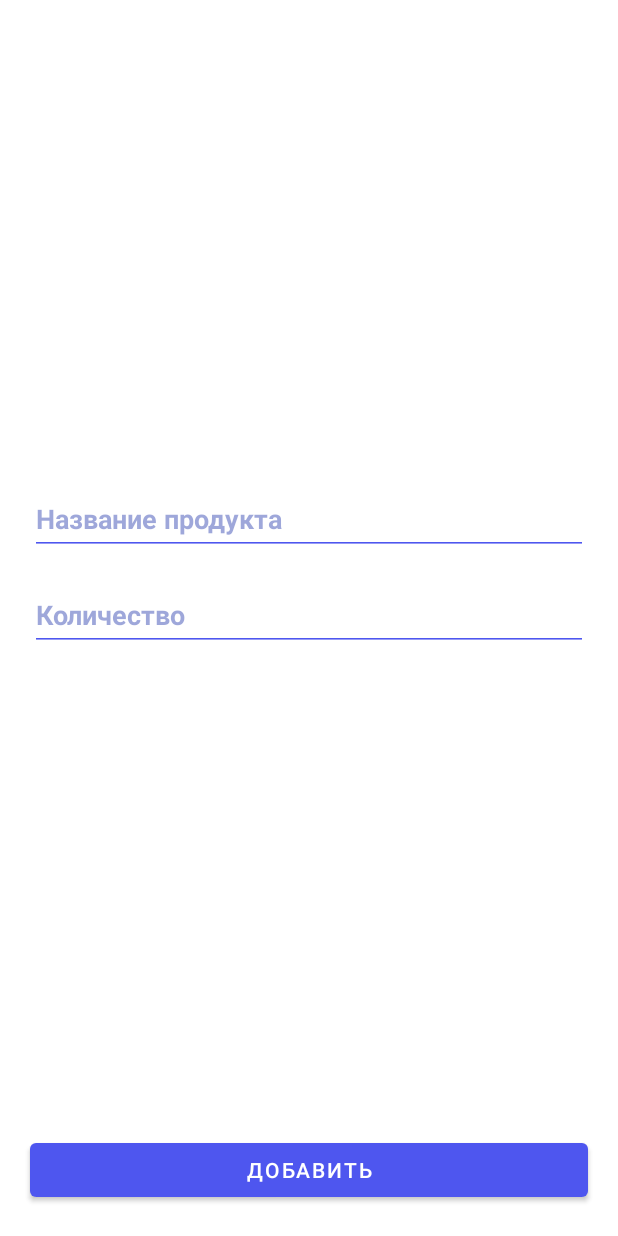
After one commit to akimov1712/CleanArchitecture, an Android app: the fragment EditFragment placed in its activity, on a phone screen of 412 x 824 dp. The commit adds this screen. Run offline under Robolectric (Android 15) with nearby library versions, the phone set to English and light mode, and no system bars; 6 statements that could not run were skipped.

Commit message:
implemented fragment

```diff
--- a/app/src/main/AndroidManifest.xml
+++ b/app/src/main/AndroidManifest.xml
@@ -12,6 +12,10 @@
         android:theme="@style/Theme.CleanArchitecture"
         tools:targetApi="31">
         <activity
+            android:name=".presentation.EditActivity"
+            android:windowSoftInputMode="adjustResize"
+            android:exported="false" />
+        <activity
             android:name=".presentation.MainActivity"
             android:exported="true">
             <intent-filter>
--- /dev/null
+++ b/app/src/main/java/com/example/cleanarchitecture/domain/AddShopItemUseCase.kt
@@ -0,0 +1,8 @@
+package com.example.cleanarchitecture.domain
+
+class AddShopItemUseCase(private val repository: ShopListRepository) {
+
+    fun addShopItem(item: ShopItem){
+        repository.addShopItem(item)
+    }
+}
--- a/app/src/main/java/com/example/cleanarchitecture/domain/ShopListRepository.kt
+++ b/app/src/main/java/com/example/cleanarchitecture/domain/ShopListRepository.kt
@@ -6,7 +6,7 @@ interface ShopListRepository {
 
     fun editShopItem(item: ShopItem)
     fun deleteShopItem(item: ShopItem)
-    fun insertShopItem(item: ShopItem)
+    fun addShopItem(item: ShopItem)
     fun getShopItem(id: Int): ShopItem
     fun getShopList(): LiveData<List<ShopItem>>
 
--- /dev/null
+++ b/app/src/main/java/com/example/cleanarchitecture/presentation/EditActivity.kt
@@ -0,0 +1,144 @@
+package com.example.cleanarchitecture.presentation
+
+import android.content.Context
+import android.content.Intent
+import android.os.Bundle
+import androidx.appcompat.app.AppCompatActivity
+import com.example.cleanarchitecture.R
+import com.example.cleanarchitecture.domain.ShopItem
+
+class EditActivity : AppCompatActivity() {
+
+//    private lateinit var viewModel: EditViewModel
+//
+//    private lateinit var etName: EditText
+//    private lateinit var etCount: EditText
+//    private lateinit var buttonSend: Button
+
+    private var screenMode = MODE_UNKNOWN
+    private var shopItemId = ShopItem.UNDEFINED_ID
+
+    override fun onCreate(savedInstanceState: Bundle?) {
+        super.onCreate(savedInstanceState)
+        setContentView(R.layout.activity_edit)
+        parseIntent()
+//        viewModel = ViewModelProvider(this)[EditViewModel::class.java]
+//        initViews()
+//        AddTextChangeListeners()
+        launchRightMode()
+//        observeViewModel()
+    }
+//
+//    private fun observeViewModel() {
+//        viewModel.errorInputName.observe(this) {
+//            val message = if (it) getString(R.string.error_input_name) else null
+//            etName.error = message
+//        }
+//        viewModel.errorInputCount.observe(this) {
+//            val message = if (it) getString(R.string.error_input_count) else null
+//            etCount.error = message
+//        }
+//        viewModel.shouldCloseScreen.observe(this) {
+//            finish()
+//        }
+//    }
+//
+    private fun launchRightMode() {
+    val fragment = when (screenMode) {
+            MODE_EDIT -> EditFragment.newInstanceModeEdit(shopItemId)
+            MODE_ADD -> EditFragment.newInstanceModeAdd()
+            else -> throw java.lang.RuntimeException("Unknown screen mode: $screenMode")
+    }
+    supportFragmentManager.beginTransaction().add(R.id.edit_container, fragment).commit()
+}
+//
+//    private fun AddTextChangeListeners() {
+//        etName.addTextChangedListener(object : TextWatcher {
+//            override fun beforeTextChanged(s: CharSequence?, start: Int, count: Int, after: Int) {
+//
+//            }
+//
+//            override fun onTextChanged(s: CharSequence?, start: Int, before: Int, count: Int) {
+//                viewModel.resetErrorInputName()
+//            }
+//
+//            override fun afterTextChanged(s: Editable?) {
+//
+//            }
+//        })
+//        etCount.addTextChangedListener(object : TextWatcher {
+//            override fun beforeTextChanged(s: CharSequence?, start: Int, count: Int, after: Int) {
+//
+//            }
+//
+//            override fun onTextChanged(s: CharSequence?, start: Int, before: Int, count: Int) {
+//                viewModel.resetErrorInputCount()
+//            }
+//
+//            override fun afterTextChanged(s: Editable?) {
+//
+//            }
+//        })
+//    }
+//
+//    private fun launchEditMode() {
+//        viewModel.getShopItem(shopItemId)
+//        viewModel.shopItem.observe(this) {
+//            etName.setText(it.name)
+//            etCount.setText(it.count.toString())
+//        }
+//        buttonSend.setOnClickListener {
+//            viewModel.editShopItem(etName.text?.toString(), etCount.text?.toString())
+//        }
+//    }
+//
+//    private fun launchAddMode() {
+//        buttonSend.setOnClickListener {
+//            viewModel.insertShopItem(etName.text?.toString(), etCount.text?.toString())
+//        }
+//    }
+//
+    private fun parseIntent() {
+        if (!intent.hasExtra(SCREEN_MODE)) {
+            throw java.lang.RuntimeException("Параметр screen mode не передан")
+        }
+        val mode = intent.getStringExtra(SCREEN_MODE)
+        if (mode != MODE_ADD && mode != MODE_EDIT) {
+            throw java.lang.RuntimeException("Передан не допустимый mode: $mode")
+        }
+        screenMode = mode
+        if (mode == MODE_EDIT) {
+            if (!intent.hasExtra(SHOP_ITEM_ID)) {
+                throw java.lang.RuntimeException("Открыт мод редактирования, без переданого id")
+            }
+            shopItemId = intent.getIntExtra(SHOP_ITEM_ID, ShopItem.UNDEFINED_ID)
+        }
+    }
+//
+//    private fun initViews() {
+//        etName = findViewById(R.id.editTextName)
+//        etCount = findViewById(R.id.editTextCount)
+//        buttonSend = findViewById(R.id.button)
+//    }
+
+    companion object {
+        private const val SCREEN_MODE = "extra_mode"
+        private const val SHOP_ITEM_ID = "extra_shop_item_id"
+        private const val MODE_EDIT = "mode_edit"
+        private const val MODE_ADD = "mode_add"
+        private const val MODE_UNKNOWN = ""
+
+        fun newIntentAddItem(context: Context): Intent {
+            val intent = Intent(context, EditActivity::class.java)
+            intent.putExtra(SCREEN_MODE, MODE_ADD)
+            return intent
+        }
+
+        fun newIntentEditItem(context: Context, shopitemId: Int): Intent {
+            val intent = Intent(context, EditActivity::class.java)
+            intent.putExtra(SCREEN_MODE, MODE_EDIT)
+            intent.putExtra(SHOP_ITEM_ID, shopitemId)
+            return intent
+        }
+    }
+}
--- /dev/null
+++ b/app/src/main/java/com/example/cleanarchitecture/presentation/EditFragment.kt
@@ -0,0 +1,167 @@
+package com.example.cleanarchitecture.presentation
+
+import android.os.Bundle
+import android.text.Editable
+import android.text.TextWatcher
+import android.view.LayoutInflater
+import android.view.View
+import android.view.ViewGroup
+import android.widget.Button
+import android.widget.EditText
+import androidx.fragment.app.Fragment
+import androidx.lifecycle.ViewModelProvider
+import com.example.cleanarchitecture.R
+import com.example.cleanarchitecture.domain.ShopItem
+
+class EditFragment: Fragment() {
+
+    private lateinit var viewModel: EditViewModel
+    private lateinit var etName: EditText
+    private lateinit var etCount: EditText
+    private lateinit var buttonSend: Button
+
+
+    private var screenMode: String = MODE_UNKNOWN
+    private var shopItemId: Int = ShopItem.UNDEFINED_ID
+
+    override fun onCreate(savedInstanceState: Bundle?) {
+        super.onCreate(savedInstanceState)
+        parseParam()
+    }
+
+    override fun onCreateView(
+        inflater: LayoutInflater,
+        container: ViewGroup?,
+        savedInstanceState: Bundle?
+    ): View? {
+        return inflater.inflate(R.layout.fragment_edit, container, false)
+    }
+
+    override fun onViewCreated(view: View, savedInstanceState: Bundle?) {
+        super.onViewCreated(view, savedInstanceState)
+        viewModel = ViewModelProvider(this)[EditViewModel::class.java]
+        initViews(view)
+        choiceMode()
+        observeViewModel()
+        resetErrorsTextInput()
+    }
+
+    private fun resetErrorsTextInput() {
+        etName.addTextChangedListener(object : TextWatcher {
+            override fun beforeTextChanged(s: CharSequence?, start: Int, count: Int, after: Int) {
+
+            }
+
+            override fun onTextChanged(s: CharSequence?, start: Int, before: Int, count: Int) {
+                viewModel.resetErrorInputName()
+            }
+
+            override fun afterTextChanged(s: Editable?) {
+
+            }
+        })
+
+        etCount.addTextChangedListener(object : TextWatcher {
+            override fun beforeTextChanged(s: CharSequence?, start: Int, count: Int, after: Int) {
+
+            }
+
+            override fun onTextChanged(s: CharSequence?, start: Int, before: Int, count: Int) {
+                viewModel.resetErrorInputCount()
+            }
+
+            override fun afterTextChanged(s: Editable?) {
+
+            }
+        })
+    }
+
+    private fun observeViewModel(){
+        viewModel.errorInputName.observe(viewLifecycleOwner){
+            val message = if (it) getString(R.string.error_input_name) else null
+            etName.error = message
+        }
+
+        viewModel.errorInputCount.observe(viewLifecycleOwner){
+            val message = if (it) getString(R.string.error_input_count) else null
+            etCount.error = message
+        }
+        viewModel.shouldCloseScreen.observe(viewLifecycleOwner){
+            activity?.onBackPressed()
+        }
+    }
+
+    private fun choiceMode(){
+        when(screenMode){
+            MODE_ADD -> runModeAdd()
+            MODE_EDIT -> runModeEdit()
+        }
+    }
+
+    private fun runModeEdit(){
+        viewModel.getShopItem(shopItemId)
+        viewModel.shopItem.observe(viewLifecycleOwner){
+            etName.setText(it.name)
+            etCount.setText(it.count.toString())
+        }
+        buttonSend.setOnClickListener{
+            viewModel.editShopItem(etName.text.toString(),etCount.text.toString())
+        }
+    }
+
+    private fun runModeAdd(){
+        buttonSend.setOnClickListener{
+            viewModel.addShopItem(etName.text.toString(),etCount.text.toString())
+        }
+    }
+
+    private fun initViews(view: View){
+        etName = view.findViewById(R.id.editTextName)
+        etCount = view.findViewById(R.id.editTextCount)
+        buttonSend = view.findViewById(R.id.button)
+    }
+
+    private fun parseParam(){
+        val args = requireArguments()
+        if (!args.containsKey(SCREEN_MODE)) {
+            throw java.lang.RuntimeException("Параметр screen mode не передан")
+        }
+        val mode = args.getString(SCREEN_MODE)
+        if (mode != MODE_ADD && mode != MODE_EDIT) {
+            throw java.lang.RuntimeException("Передан не допустимый mode: $mode")
+        }
+        screenMode = mode
+        if (mode == MODE_EDIT) {
+            if (!args.containsKey(SHOP_ITEM_ID)) {
+                throw java.lang.RuntimeException("Открыт мод редактирования, без переданого id")
+            }
+            shopItemId = args.getInt(SHOP_ITEM_ID, ShopItem.UNDEFINED_ID)
+        }
+    }
+
+    companion object {
+        private const val SCREEN_MODE = "extra_mode"
+        private const val SHOP_ITEM_ID = "extra_shop_item_id"
+        private const val MODE_EDIT = "mode_edit"
+        private const val MODE_ADD = "mode_add"
+        private const val MODE_UNKNOWN = ""
+
+        fun newInstanceModeAdd(): EditFragment{
+            return EditFragment().apply {
+                arguments = Bundle().apply {
+                    putString(SCREEN_MODE, MODE_ADD)
+                }
+            }
+        }
+
+        fun newInstanceModeEdit(shopitemId: Int): EditFragment{
+            return EditFragment().apply {
+                arguments = Bundle().apply {
+                    putString(SCREEN_MODE, MODE_EDIT)
+                    putInt(SHOP_ITEM_ID, shopitemId)
+                }
+            }
+        }
+    }
+
+}
--- /dev/null
+++ b/app/src/main/java/com/example/cleanarchitecture/presentation/EditViewModel.kt
@@ -0,0 +1,111 @@
+package com.example.cleanarchitecture.presentation
+
+import androidx.lifecycle.LiveData
+import androidx.lifecycle.MutableLiveData
+import androidx.lifecycle.ViewModel
+import com.example.cleanarchitecture.data.ShopListRepositoryImpl
+import com.example.cleanarchitecture.domain.*
+
+class EditViewModel : ViewModel() {
+
+    private val repository = ShopListRepositoryImpl
+
+    private val addShopItemUseCase = AddShopItemUseCase(repository)
+    private val editShopItemUseCase = EditShopItemUseCase(repository)
+    private val getShopItemUseCase = GetShopItemUseCase(repository)
+
+    private val _errorInputName = MutableLiveData<Boolean>()
+    /* В MutableLiveData можно вызвать метод set из Activity, а в LiveData метод set - protected.
+    Активити не должна уметь присваивать значения LiveData, а только подписаться на изменения.
+    Поэтому активити должна получить доступ к LiveData вместо MutableLiveData, чтобы ограничить ей сеттер.
+    Но если мы ее объявим как LiveData тогда не сможем ложить туда данные из ViewModel.
+     */
+
+    /* используем такой подход, создаем private MutableLiveData переменную, в которой будем работать
+    в ViewMode(присваивать ей значения). А для активити создаем другую переменную типа LiveData,
+    у которой переопределяем геттер, который будет возвращать приватную переменную, с приведенным типом данных
+    MutableLiveData -> LiveData.
+     */
+    val errorInputName: LiveData<Boolean>
+        get() = _errorInputName
+
+    private val _errorInputCount = MutableLiveData<Boolean>()
+    val errorInputCount: LiveData<Boolean>
+        get() = _errorInputCount
+
+    private val _shopitem = MutableLiveData<ShopItem>()
+    val shopItem: LiveData<ShopItem>
+        get() = _shopitem
+
+    private val _shouldCloseScreen = MutableLiveData<Unit>()
+    val shouldCloseScreen: LiveData<Unit>
+        get() = _shouldCloseScreen
+
+
+    fun getShopItem(shopItemId: Int) {
+        val item = getShopItemUseCase.getShopItem(shopItemId)
+        _shopitem.value = item
+    }
+
+    fun addShopItem(inputName: String?, inputCount: String?) {
+        val name = parseName(inputName)
+        val count = parseCount(inputCount)
+        val fieldsValid = validateInput(name, count)
+        if (fieldsValid) {
+            val shopItem = ShopItem(name, count, true)
+            addShopItemUseCase.addShopItem(shopItem)
+            finishWork()
+        }
+    }
+
+    fun editShopItem(inputName: String?, inputCount: String?) {
+        val name = parseName(inputName)
+        val count = parseCount(inputCount)
+        val fieldsValid = validateInput(name, count)
+        if (fieldsValid) {
+            _shopitem.value?.let {
+                val item = it.copy(name = name, count = count)
+                editShopItemUseCase.editShopItem(item)
+                finishWork()
+            }
+        }
+    }
+
+    private fun parseName(inputName: String?): String {
+        return inputName?.trim() ?: ""
+    }
+
+    private fun parseCount(inputCount: String?): Int {
+        return try {
+            inputCount?.trim()?.toInt() ?: 0
+        } catch (ex: Exception) {
+            0
+        }
+    }
+
+    private fun validateInput(name: String, count: Int): Boolean {
+        var result = true
+        if (name.isBlank()) {
+            _errorInputName.value = true
+            result = false
+        }
+        if (count <= 0) {
+            _errorInputCount.value = true
+            result = false
+        }
+        return result
+    }
+
+    fun resetErrorInputName() {
+        _errorInputName.value = false
+    }
+
+    fun resetErrorInputCount() {
+        _errorInputCount.value = false
+    }
+
+    private fun finishWork() {
+        _shouldCloseScreen.value = Unit
+    }
+
+}
--- /dev/null
+++ b/app/src/main/res/layout/activity_edit.xml
@@ -0,0 +1,9 @@
+<?xml version="1.0" encoding="utf-8"?>
+<androidx.fragment.app.FragmentContainerView xmlns:android="http://schemas.android.com/apk/res/android"
+    xmlns:app="http://schemas.android.com/apk/res-auto"
+    xmlns:tools="http://schemas.android.com/tools"
+    android:id="@+id/edit_container"
+    android:layout_width="match_parent"
+    android:layout_height="match_parent"
+    tools:context=".presentation.EditActivity"
+    tools:layout="@layout/fragment_edit" />
--- a/app/src/main/res/layout/activity_main.xml
+++ b/app/src/main/res/layout/activity_main.xml
@@ -18,17 +18,19 @@
         app:layout_constraintTop_toTopOf="parent"
         tools:listitem="@layout/item_shop_enabled" />
 
-    <androidx.appcompat.widget.AppCompatImageButton
+    <androidx.appcompat.widget.AppCompatButton
         android:id="@+id/floatingActionButton"
         android:layout_width="60dp"
         android:layout_height="60dp"
         android:clickable="true"
+        android:text="+"
+        android:textColor="@color/white"
+        android:textSize="40dp"
         android:layout_margin="20dp"
         android:background="@drawable/background_circle"
         android:backgroundTint="#262DBA"
         app:layout_constraintBottom_toBottomOf="parent"
         app:layout_constraintEnd_toEndOf="parent"
-        app:srcCompat="@drawable/icon_add"
         android:focusable="true" />
 
 </androidx.constraintlayout.widget.ConstraintLayout>
--- /dev/null
+++ b/app/src/main/res/layout/fragment_edit.xml
@@ -0,0 +1,60 @@
+<?xml version="1.0" encoding="utf-8"?>
+<androidx.constraintlayout.widget.ConstraintLayout xmlns:android="http://schemas.android.com/apk/res/android"
+    xmlns:app="http://schemas.android.com/apk/res-auto"
+    xmlns:tools="http://schemas.android.com/tools"
+    android:layout_width="match_parent"
+    android:layout_height="match_parent"
+    tools:context=".presentation.EditFragment">
+
+    <EditText
+        android:id="@+id/editTextName"
+        android:layout_width="0dp"
+        android:layout_height="48dp"
+        android:layout_marginHorizontal="20dp"
+        android:layout_marginBottom="8dp"
+        android:backgroundTint="@color/main_enabled"
+        android:ems="14"
+        android:hint="Название продукта"
+        android:inputType="textCapWords"
+        android:maxLength="30"
+        android:textColor="@color/main_enabled"
+        android:textColorHint="#813F51B5"
+        android:textStyle="bold"
+        app:layout_constraintBottom_toTopOf="@+id/editTextCount"
+        app:layout_constraintEnd_toEndOf="parent"
+        app:layout_constraintStart_toStartOf="parent"
+        app:layout_constraintTop_toTopOf="parent"
+        app:layout_constraintVertical_chainStyle="packed" />
+
+
+    <EditText
+        android:id="@+id/editTextCount"
+        android:layout_width="0dp"
+        android:layout_height="48dp"
+        android:layout_marginHorizontal="20dp"
+        android:layout_marginTop="8dp"
+        android:backgroundTint="@color/main_enabled"
+        android:ems="10"
+        android:hint="Количество"
+        android:inputType="number"
+        android:maxLength="5"
+        android:textColor="@color/main_enabled"
+        android:textColorHint="#813F51B5"
+        android:textStyle="bold"
+        app:layout_constraintBottom_toTopOf="@+id/button"
+        app:layout_constraintEnd_toEndOf="parent"
+        app:layout_constraintStart_toStartOf="parent"
+        app:layout_constraintTop_toBottomOf="@+id/editTextName" />
+
+    <Button
+        android:id="@+id/button"
+        android:layout_width="0dp"
+        android:layout_height="wrap_content"
+        android:layout_margin="20dp"
+        android:text="Добавить"
+        app:layout_constraintBottom_toBottomOf="parent"
+        app:layout_constraintEnd_toEndOf="parent"
+        app:layout_constraintStart_toStartOf="parent" />
+
+
+</androidx.constraintlayout.widget.ConstraintLayout>
--- a/app/src/main/res/values/colors.xml
+++ b/app/src/main/res/values/colors.xml
@@ -22,5 +22,6 @@
     <color name="background">#23262F</color>
     <color name="main_enabled">#4E56EF</color>
     <color name="main_disabled">#A5A9FB</color>
+    <color name="red">#D51111</color>
 
 </resources>
--- a/app/src/main/res/values/strings.xml
+++ b/app/src/main/res/values/strings.xml
@@ -1,3 +1,6 @@
 <resources>
     <string name="app_name">CleanArchitecture</string>
+    <string name="error_input_name">Проверьте правильность ввода этого поля</string>
+    <string name="error_input_count">Проверьте, что вы ввели допустимые параметры</string>
+
 </resources>
--- a/app/src/main/res/values/themes.xml
+++ b/app/src/main/res/values/themes.xml
@@ -2,15 +2,22 @@
     <!-- Base application theme. -->
     <style name="Theme.CleanArchitecture" parent="Theme.MaterialComponents.Light.NoActionBar">
         <!-- Primary brand color. -->
-        <item name="colorPrimary">@color/purple_500</item>
-        <item name="colorPrimaryVariant">@color/purple_700</item>
+        <item name="colorPrimary">@color/main_enabled</item>
+        <item name="colorPrimaryVariant">@color/main_enabled</item>
         <item name="colorOnPrimary">@color/white</item>
         <!-- Secondary brand color. -->
-        <item name="colorSecondary">@color/teal_200</item>
-        <item name="colorSecondaryVariant">@color/teal_700</item>
+        <item name="colorSecondary">@color/main_disabled</item>
+        <item name="colorSecondaryVariant">@color/main_disabled</item>
         <item name="colorOnSecondary">@color/black</item>
         <!-- Status bar color. -->
         <item name="android:statusBarColor">?attr/colorPrimaryVariant</item>
         <!-- Customize your theme here. -->
     </style>
+
+    <style name="inputStyle" parent="Widget.MaterialComponents.TextInputLayout.OutlinedBox.Dense">
+        <item name="boxStrokeColor">@color/main_enabled</item>
+        <item name="boxStrokeWidth">2dp</item>
+        <item name="boxStrokeErrorColor">@color/main_enabled</item>
+    </style>
+
 </resources>
```
Also changed, not shown: app/src/main/java/com/example/cleanarchitecture/data/ShopListRepositoryImpl.kt (+4 -8 lines), app/src/main/java/com/example/cleanarchitecture/domain/InsertShopItemUseCase.kt (deleted, +0 -8 lines), app/src/main/java/com/example/cleanarchitecture/presentation/MainActivity.kt (+9 -1 lines).
